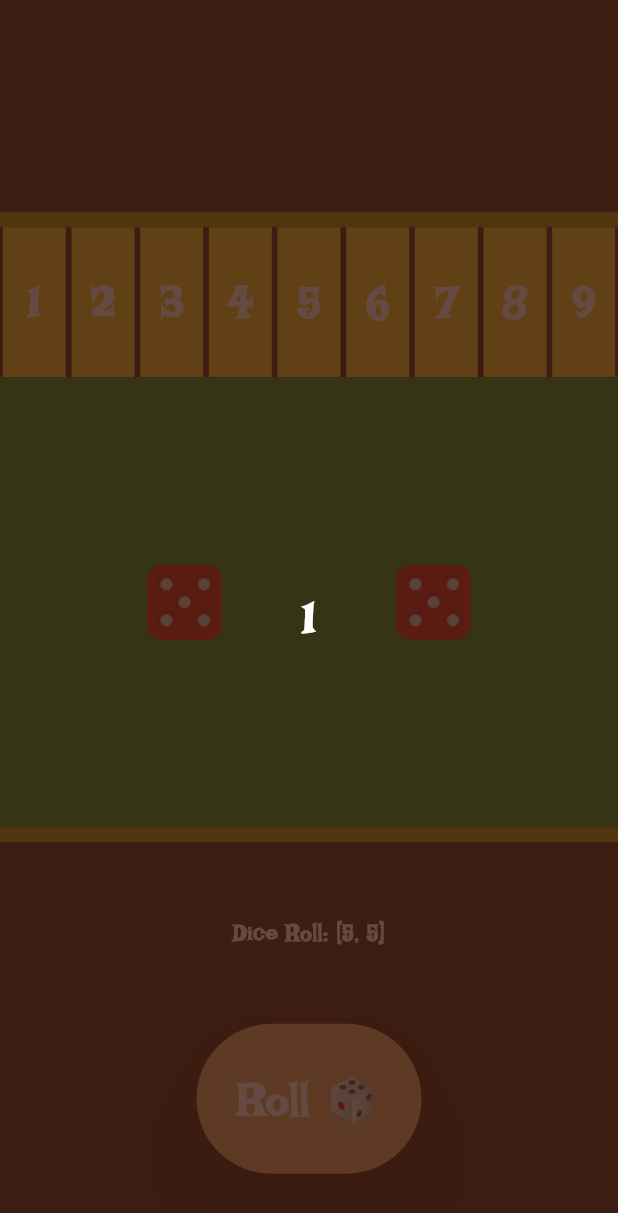
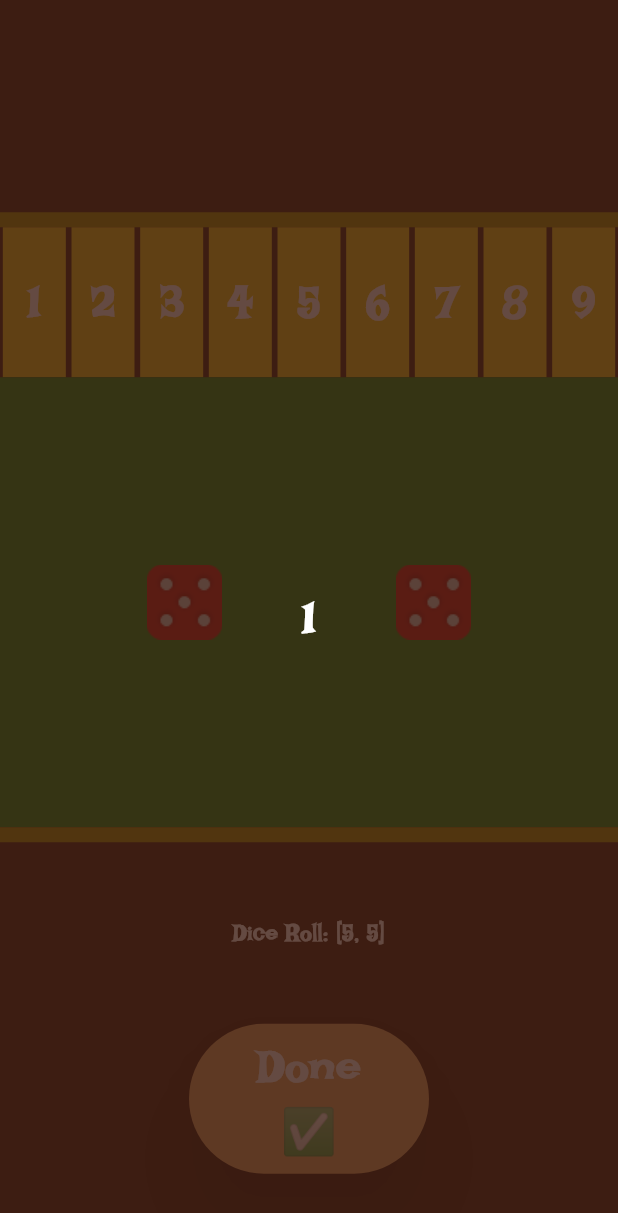
Before and after one commit to gaurovgiri/shut-the-box, a Flutter app: the screen it shows after launch, after a tap on "Play", after a tap on "Roll 🎲", on a phone screen of 412 x 824 dp. Shown: the top 1213 px of the screen. Run offline on Flutter 3.47's test engine with Material 3 defaults, Android fonts, the phone set to English and light mode, and no system bars.

Commit message:
add provider to game, piece and roll button

```diff
--- a/lib/main.dart
+++ b/lib/main.dart
@@ -1,8 +1,21 @@
 import 'package:flutter/material.dart';
+import 'package:provider/provider.dart';
+import 'package:shut_the_box/providers/dice_provider.dart';
+import 'package:shut_the_box/providers/gamestate_provider.dart';
+import 'package:shut_the_box/providers/piece_provider.dart';
 import 'package:shut_the_box/screens/splash/splash.dart';
 
 void main() {
-  runApp(const ShutTheBox());
+  runApp(
+    MultiProvider(
+      providers: [
+        ChangeNotifierProvider(create: (_) => GameStateProvider()),
+        ChangeNotifierProvider(create: (_) => DiceProvider()),
+        ChangeNotifierProvider(create: (_) => PieceProvider()),
+      ],
+      child: const ShutTheBox(),
+    ),
+  );
 }
 
 class ShutTheBox extends StatelessWidget {
--- a/lib/providers/gamestate_provider.dart
+++ b/lib/providers/gamestate_provider.dart
@@ -20,18 +20,22 @@ class GameStateProvider extends ChangeNotifier {
 
   void setGameStart() {
     _gameStarted = true;
+    notifyListeners();
   }
 
   void setRollState(bool isRolling) {
     _rollState = isRolling;
+    notifyListeners();
   }
 
   void setWon(bool hasWon) {
     _won = hasWon;
+    notifyListeners();
   }
 
   void setGameOver(bool hasGameOver) {
     _gameOver = hasGameOver;
+    notifyListeners();
   }
 
   void resetGame() {
@@ -39,5 +43,6 @@ class GameStateProvider extends ChangeNotifier {
     _gameOver = false;
     _won = false;
     _gameStarted = false;
+    notifyListeners();
   }
 }
--- a/lib/providers/piece_provider.dart
+++ b/lib/providers/piece_provider.dart
@@ -12,9 +12,8 @@ class PieceProvider extends ChangeNotifier {
     };
   }
 
-  void setPiece(List<int> numbers) {
-    for (int num in numbers) {
-      _pieces[num] = true;
-    }
+  void setPiece(int number) {
+    _pieces[number] = !_pieces[number]!;
+    notifyListeners();
   }
 }
--- a/lib/screens/game/game.dart
+++ b/lib/screens/game/game.dart
@@ -1,18 +1,28 @@
 import 'package:flutter/material.dart';
+import 'package:provider/provider.dart';
+import 'package:shut_the_box/providers/gamestate_provider.dart';
 import 'package:shut_the_box/screens/game/widgets/board.dart';
 import 'package:shut_the_box/screens/game/widgets/counter.dart';
 import 'package:shut_the_box/shared/colors.dart';
 
 class Game extends StatelessWidget {
   const Game({super.key});
-  static double opacityValue = 0.2;
+  static const double opacityValue = 0.2;
   @override
   Widget build(BuildContext context) {
     return Scaffold(
-      backgroundColor: Palette.background,
-      body: Stack(
-        children: [Opacity(opacity: opacityValue, child: const Board()), const Counter()],
-      ),
-    );
+        backgroundColor: Palette.background,
+        body: Consumer<GameStateProvider>(
+          builder: (context, value, child) {
+            return Stack(
+              children: [
+                Opacity(
+                    opacity: value.gameStarted ? 1 : opacityValue,
+                    child: const Board()),
+                const Counter()
+              ],
+            );
+          },
+        ));
   }
 }
--- a/lib/screens/game/widgets/counter.dart
+++ b/lib/screens/game/widgets/counter.dart
@@ -1,4 +1,6 @@
 import 'package:flutter/material.dart';
+import 'package:provider/provider.dart';
+import 'package:shut_the_box/providers/gamestate_provider.dart';
 import 'package:shut_the_box/screens/game/game.dart';
 import 'package:shut_the_box/shared/styles.dart';
 
@@ -12,11 +14,12 @@ class Counter extends StatefulWidget {
 class _CounterState extends State<Counter> with SingleTickerProviderStateMixin {
   late AnimationController _controller;
   late Animation<int> _countdownAnimation;
-  bool isVisible = true;
+  late GameStateProvider gameState;
 
   @override
   void initState() {
     super.initState();
+    gameState = Provider.of<GameStateProvider>(context, listen: false);
     _controller = AnimationController(
       vsync: this,
       duration: const Duration(seconds: 3),
@@ -25,8 +28,7 @@ class _CounterState extends State<Counter> with SingleTickerProviderStateMixin {
       ..addStatusListener((status) {
         if (status == AnimationStatus.completed) {
           setState(() {
-            isVisible = false;
-            Game.opacityValue = 1;
+            gameState.setGameStart();
           });
         }
       });
@@ -45,7 +47,7 @@ class _CounterState extends State<Counter> with SingleTickerProviderStateMixin {
       child: AnimatedBuilder(
         animation: _countdownAnimation,
         builder: (context, child) {
-          return isVisible
+          return !gameState.gameStarted
               ? Text(
                   _countdownAnimation.value != 0
                       ? (_countdownAnimation.value).toString()
--- a/lib/screens/game/widgets/piece.dart
+++ b/lib/screens/game/widgets/piece.dart
@@ -1,41 +1,39 @@
 import 'package:flutter/material.dart';
+import 'package:provider/provider.dart';
+import 'package:shut_the_box/providers/gamestate_provider.dart';
+import 'package:shut_the_box/providers/piece_provider.dart';
 import 'package:shut_the_box/shared/styles.dart';
 
-class Piece extends StatefulWidget {
+class Piece extends StatelessWidget {
   final int number;
 
-  Color pieceColor = const Color.fromARGB(255, 236, 202, 31);
-  bool selected = false;
-
-  Piece({super.key, required this.number});
+  const Piece({super.key, required this.number});
 
   @override
-  State<Piece> createState() => _PieceState();
-}
-
-class _PieceState extends State<Piece> {
-  @override
   Widget build(BuildContext context) {
+    final gameStateProvider = context.watch<GameStateProvider>();
+    return Consumer<PieceProvider>(builder: (context, value, child) {
       return InkWell(
         onTap: () {
-        setState(() {
-          widget.pieceColor = widget.selected
-              ? const Color.fromARGB(255, 236, 202, 31)
-              : Colors.brown;
-          widget.selected = !widget.selected;
-        });
+          if (!gameStateProvider.rollState) {
+            value.setPiece(number);
+          }
         },
         child: Container(
           height: 100,
           width: 42,
-        decoration: BoxDecoration(color: widget.pieceColor),
+          decoration: BoxDecoration(
+              color: !value.pieces[number]!
+                  ? const Color.fromARGB(255, 236, 202, 31)
+                  : Colors.brown),
           child: Center(
               child: Text(
-          widget.number.toString(),
+            number.toString(),
             style: Styles.title,
           )),
         ),
       );
+    });
   }
 }
 
--- a/lib/screens/game/widgets/roll_button.dart
+++ b/lib/screens/game/widgets/roll_button.dart
@@ -1,6 +1,8 @@
 import 'dart:math';
 
 import 'package:flutter/material.dart';
+import 'package:provider/provider.dart';
+import 'package:shut_the_box/providers/gamestate_provider.dart';
 
 import 'package:shut_the_box/shared/colors.dart';
 import 'package:shut_the_box/shared/styles.dart';
@@ -11,8 +13,9 @@ class RollButton extends StatelessWidget {
 
   @override
   Widget build(BuildContext context) {
+    final gameStateProvider = context.watch<GameStateProvider>();
     return SizedBox(
-      width: 150,
+      width: 160,
       height: 100,
       child: ElevatedButton(
         style: ButtonStyle(
@@ -21,13 +24,24 @@ class RollButton extends StatelessWidget {
           backgroundColor: WidgetStateProperty.all<Color>(Palette.buttonColor),
         ),
         onPressed: () {
+          if (gameStateProvider.rollState) {
             int result1 = rollDice();
             int result2 = rollDice();
             List<int> result = [result1, result2];
             onRoll(result);
+            gameStateProvider.setRollState(false);
+          } else {
+            gameStateProvider.setRollState(true);
+          }
         },
-        child: const Text(
+        child: gameStateProvider.rollState
+            ? const Text(
                 "Roll 🎲",
+                style: Styles.title,
+                textAlign: TextAlign.center,
+              )
+            : const Text(
+                "Done ✅",
                 style: Styles.title,
                 textAlign: TextAlign.center,
               ),
```
Lines whose indentation alone changed are shown as unchanged.
